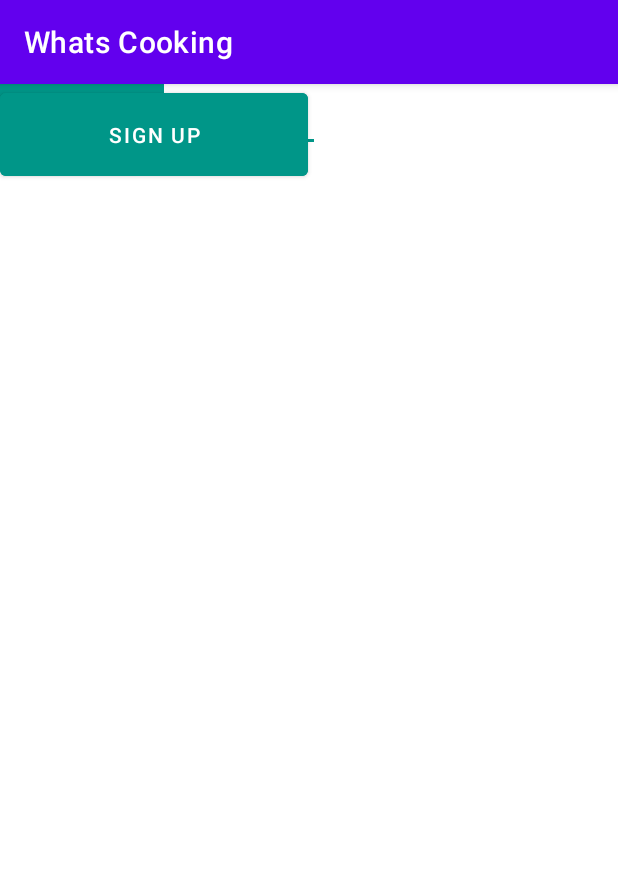
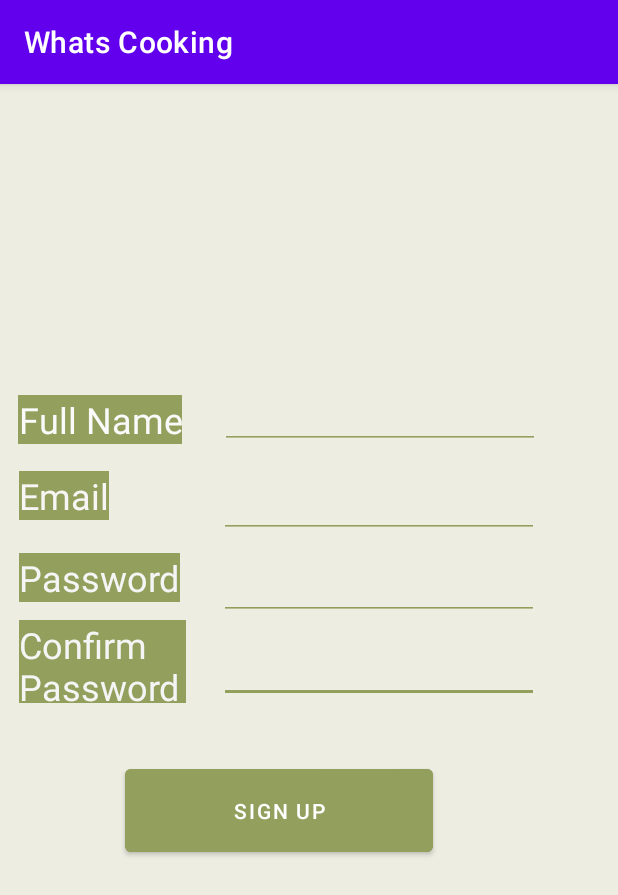
Before and after one commit to alexbegt/WhatsCooking, an Android app: the SignUpActivity screen opened directly, with no data from a screen before it, on a phone screen of 412 x 824 dp. Shown: the top 895 px of the screen. Run offline under Robolectric (Android 15) with nearby library versions, the phone set to English and light mode, and no system bars.

Commit message:
Sign Up and LogIn Pages -Yahya

```diff
--- a/app/src/main/res/layout/activity_sign_up.xml
+++ b/app/src/main/res/layout/activity_sign_up.xml
@@ -4,83 +4,150 @@
     xmlns:tools="http://schemas.android.com/tools"
     android:layout_width="match_parent"
     android:layout_height="match_parent"
+    android:background="#F3F3EF"
+    android:backgroundTint="#EDEDE2"
     tools:context=".SignUpActivity">
+
+    <TextView
+        android:id="@+id/ConfirmPasswordText"
+        android:layout_width="111dp"
+        android:layout_height="55dp"
+        android:layout_marginTop="12dp"
+        android:layout_marginEnd="9dp"
+        android:background="#939F5C"
+        android:text="Confirm Password"
+        android:textAlignment="gravity"
+        android:textColor="#F6F5F5"
+        android:textSize="24sp"
+        app:layout_constraintEnd_toStartOf="@+id/etConfirmPassword"
+        app:layout_constraintHorizontal_bias="0.5"
+        app:layout_constraintStart_toStartOf="parent"
+        app:layout_constraintTop_toBottomOf="@+id/passwordSignUpText" />
+
+    <EditText
+        android:id="@+id/etConfirmPassword"
+        android:layout_width="wrap_content"
+        android:layout_height="wrap_content"
+        android:layout_marginTop="10dp"
+        android:layout_marginEnd="40dp"
+        android:backgroundTint="#939F5C"
+        android:ems="10"
+        android:inputType="textPassword"
+        app:layout_constraintEnd_toEndOf="parent"
+        app:layout_constraintHorizontal_bias="0.5"
+        app:layout_constraintStart_toEndOf="@+id/ConfirmPasswordText"
+        app:layout_constraintTop_toBottomOf="@+id/etPassword2"
+        tools:ignore="SpeakableTextPresentCheck,TouchTargetSizeCheck" />
 
     <Button
         android:id="@+id/signupButton2"
         android:layout_width="205dp"
         android:layout_height="67dp"
-        android:backgroundTint="#009688"
-        android:text="@string/sign_up"
-        tools:layout_editor_absoluteX="166dp"
-        tools:layout_editor_absoluteY="385dp" />
+        android:layout_marginTop="38dp"
+        android:layout_marginEnd="40dp"
+        android:backgroundTint="#939F5C"
+        android:text="Sign Up"
+        app:layout_constraintEnd_toEndOf="parent"
+        app:layout_constraintHorizontal_bias="0.5"
+        app:layout_constraintStart_toStartOf="parent"
+        app:layout_constraintTop_toBottomOf="@+id/etConfirmPassword" />
 
     <EditText
-        android:id="@+id/FullName"
+        android:id="@+id/etPassword2"
         android:layout_width="wrap_content"
         android:layout_height="wrap_content"
-        android:backgroundTint="#009688"
-        android:ems="10"
-        android:inputType="textEmailAddress"
-        tools:layout_editor_absoluteX="161dp"
-        tools:layout_editor_absoluteY="206dp" />
-
-    <TextView
-        android:id="@+id/FullNameText"
-        android:layout_width="wrap_content"
-        android:layout_height="wrap_content"
-        android:background="#009688"
-        android:backgroundTint="#009688"
-        android:inputType="none"
-        android:text="@string/full_name"
-        android:textAlignment="center"
-        android:textColor="#FBFAFA"
-        android:textSize="24sp"
-        tools:layout_editor_absoluteX="41dp"
-        tools:layout_editor_absoluteY="206dp" />
-
-    <EditText
-        android:id="@+id/passwordSignUp"
-        android:layout_width="wrap_content"
-        android:layout_height="wrap_content"
-        android:backgroundTint="#009688"
+        android:layout_marginTop="9dp"
+        android:layout_marginEnd="40dp"
+        android:backgroundTint="#939F5C"
         android:ems="10"
         android:inputType="textPassword"
-        tools:layout_editor_absoluteX="161dp"
-        tools:layout_editor_absoluteY="311dp" />
+        app:layout_constraintEnd_toEndOf="parent"
+        app:layout_constraintHorizontal_bias="0.5"
+        app:layout_constraintStart_toEndOf="@+id/passwordSignUpText"
+        app:layout_constraintTop_toBottomOf="@+id/etEmail2"
+        tools:ignore="TouchTargetSizeCheck,SpeakableTextPresentCheck" />
 
     <TextView
         android:id="@+id/emailSignUpText"
         android:layout_width="wrap_content"
         android:layout_height="wrap_content"
-        android:background="#009688"
-        android:inputType="none"
+        android:layout_marginTop="18dp"
+        android:layout_marginEnd="61dp"
+        android:background="#939F5C"
+        android:capitalize="none"
         android:text="Email"
         android:textAlignment="center"
         android:textColor="#F8F5F5"
         android:textSize="24sp"
-        tools:layout_editor_absoluteX="41dp"
-        tools:layout_editor_absoluteY="257dp" />
+        app:layout_constraintEnd_toStartOf="@+id/etEmail2"
+        app:layout_constraintHorizontal_bias="0.5"
+        app:layout_constraintStart_toStartOf="parent"
+        app:layout_constraintTop_toBottomOf="@+id/FullNametext"
+        tools:ignore="TouchTargetSizeCheck" />
 
     <TextView
         android:id="@+id/passwordSignUpText"
         android:layout_width="wrap_content"
         android:layout_height="wrap_content"
-        android:background="#009688"
+        android:layout_marginTop="22dp"
+        android:layout_marginEnd="13dp"
+        android:background="#939F5C"
         android:text="Password"
         android:textAlignment="center"
         android:textColor="#F6F5F5"
         android:textSize="24sp"
-        tools:layout_editor_absoluteX="41dp"
-        tools:layout_editor_absoluteY="311dp" />
+        app:layout_constraintEnd_toStartOf="@+id/etPassword2"
+        app:layout_constraintHorizontal_bias="0.5"
+        app:layout_constraintStart_toStartOf="parent"
+        app:layout_constraintTop_toBottomOf="@+id/emailSignUpText" />
 
     <EditText
-        android:id="@+id/emailSignUp"
+        android:id="@+id/etEmail2"
         android:layout_width="wrap_content"
         android:layout_height="wrap_content"
-        android:backgroundTint="#009688"
+        android:layout_marginTop="14dp"
+        android:layout_marginEnd="40dp"
+        android:backgroundTint="#939F5C"
         android:ems="10"
         android:inputType="textEmailAddress"
-        tools:layout_editor_absoluteX="161dp"
-        tools:layout_editor_absoluteY="257dp" />
+        app:layout_constraintEnd_toEndOf="parent"
+        app:layout_constraintHorizontal_bias="0.5"
+        app:layout_constraintStart_toEndOf="@+id/emailSignUpText"
+        app:layout_constraintTop_toBottomOf="@+id/etFullName"
+        tools:ignore="SpeakableTextPresentCheck,TouchTargetSizeCheck" />
+
+    <EditText
+        android:id="@+id/etFullName"
+        android:layout_width="wrap_content"
+        android:layout_height="wrap_content"
+        android:layout_marginTop="198dp"
+        android:layout_marginEnd="40dp"
+        android:backgroundTint="#939F5C"
+        android:ems="10"
+        android:inputType="textEmailAddress"
+        app:layout_constraintEnd_toEndOf="parent"
+        app:layout_constraintHorizontal_bias="0.5"
+        app:layout_constraintStart_toEndOf="@+id/FullNametext"
+        app:layout_constraintTop_toTopOf="parent"
+        tools:ignore="TouchTargetSizeCheck,SpeakableTextPresentCheck" />
+
+    <TextView
+        android:id="@+id/FullNametext"
+        android:layout_width="wrap_content"
+        android:layout_height="wrap_content"
+        android:layout_marginTop="207dp"
+        android:layout_marginEnd="14dp"
+        android:background="#009688"
+        android:backgroundTint="#939F5C"
+        android:capitalize="none"
+        android:text="Full Name"
+        android:textAlignment="center"
+        android:textColor="#FBFAFA"
+        android:textSize="24sp"
+        app:layout_constraintEnd_toStartOf="@+id/etFullName"
+        app:layout_constraintHorizontal_bias="0.5"
+        app:layout_constraintStart_toStartOf="parent"
+        app:layout_constraintTop_toTopOf="parent"
+        tools:ignore="TouchTargetSizeCheck" />
+
 </androidx.constraintlayout.widget.ConstraintLayout>
```
Also changed, not shown: app/src/main/res/layout/activity_main.xml (+74 -48 lines).
